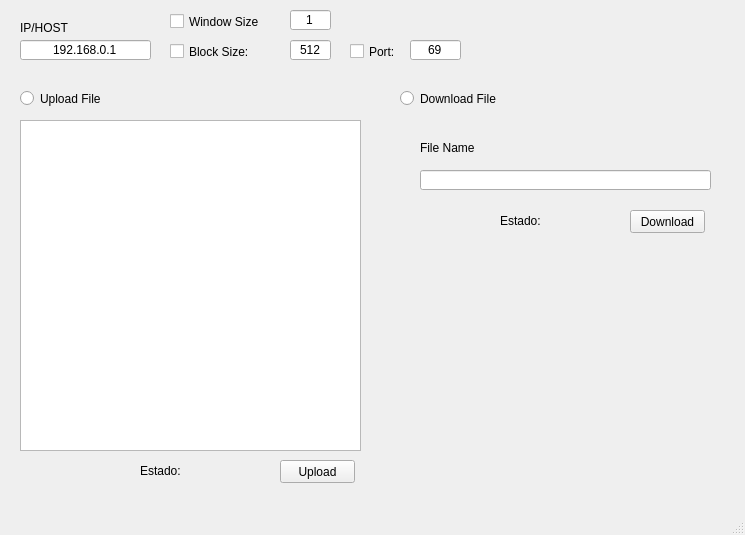
The window that windows.ui (piedpiper-ucv/trivialPiper) describes before a commit, drawn with Qt 5.
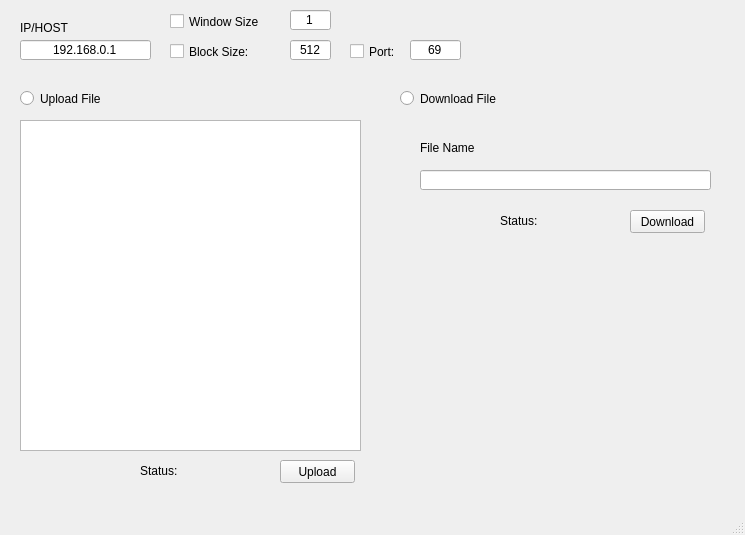
The same window after the commit.

```diff
--- a/windows.ui
+++ b/windows.ui
@@ -114,7 +114,7 @@
       </rect>
      </property>
      <property name="text">
-      <string>Estado:</string>
+      <string>Status:</string>
      </property>
     </widget>
    </widget>
@@ -186,7 +186,7 @@
       </rect>
      </property>
      <property name="text">
-      <string>Estado:</string>
+      <string>Status:</string>
      </property>
     </widget>
    </widget>
```
Left out of the diff: 5 changed lines with no effect on the pictures.
